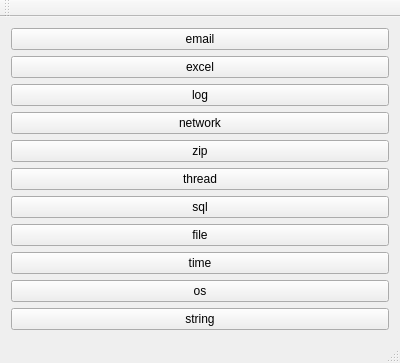
Qt form Core/AaaTestCore/mainwindow.ui (pjh130/qt) before a commit.
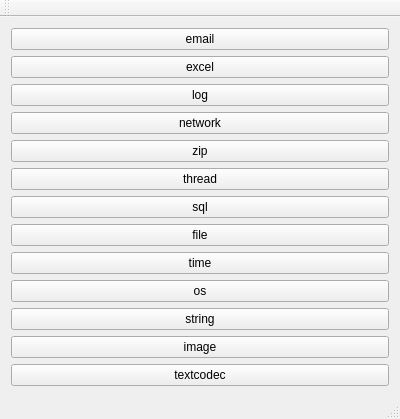
The same form after that commit.

```diff
--- a/Core/AaaTestCore/mainwindow.ui
+++ b/Core/AaaTestCore/mainwindow.ui
@@ -7,7 +7,7 @@
     <x>0</x>
     <y>0</y>
     <width>400</width>
-    <height>338</height>
+    <height>358</height>
    </rect>
   </property>
   <property name="windowTitle">
@@ -92,6 +92,20 @@
       </property>
      </widget>
     </item>
+    <item>
+     <widget class="QPushButton" name="pushButton_image">
+      <property name="text">
+       <string>image</string>
+      </property>
+     </widget>
+    </item>
+    <item>
+     <widget class="QPushButton" name="pushButton_textcodec">
+      <property name="text">
+       <string>textcodec</string>
+      </property>
+     </widget>
+    </item>
    </layout>
   </widget>
   <widget class="QMenuBar" name="menuBar">
```
